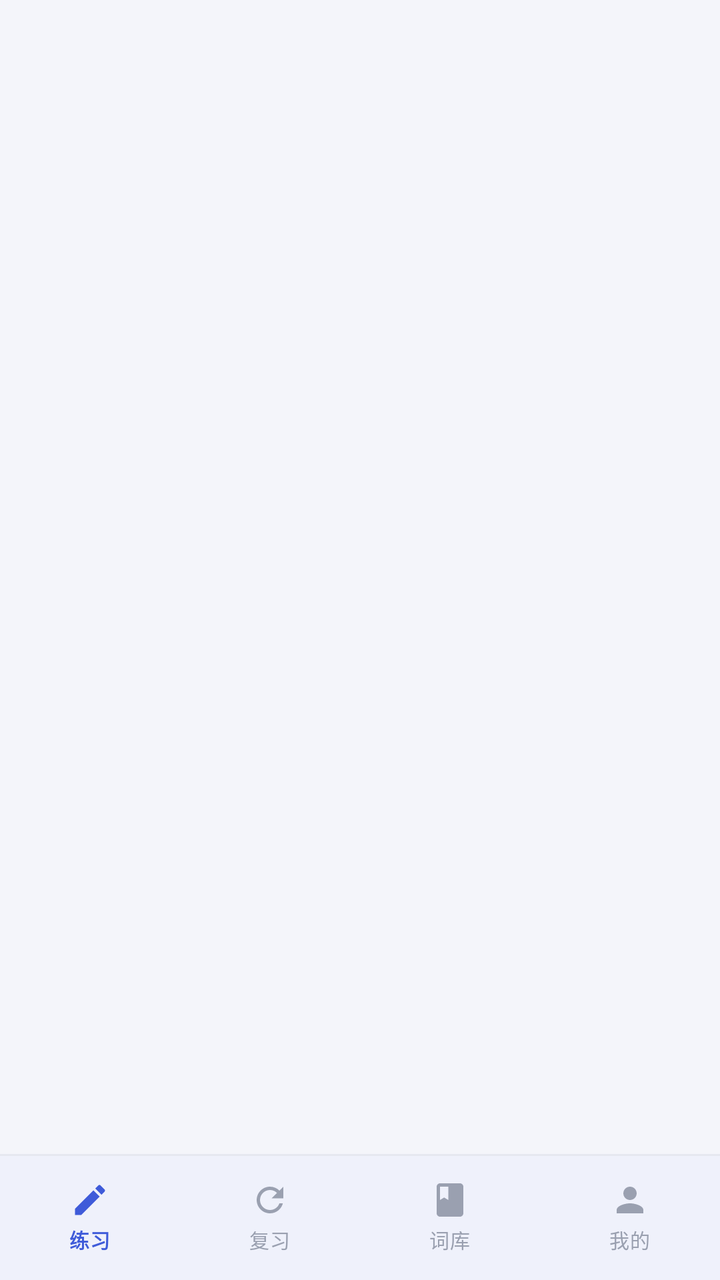
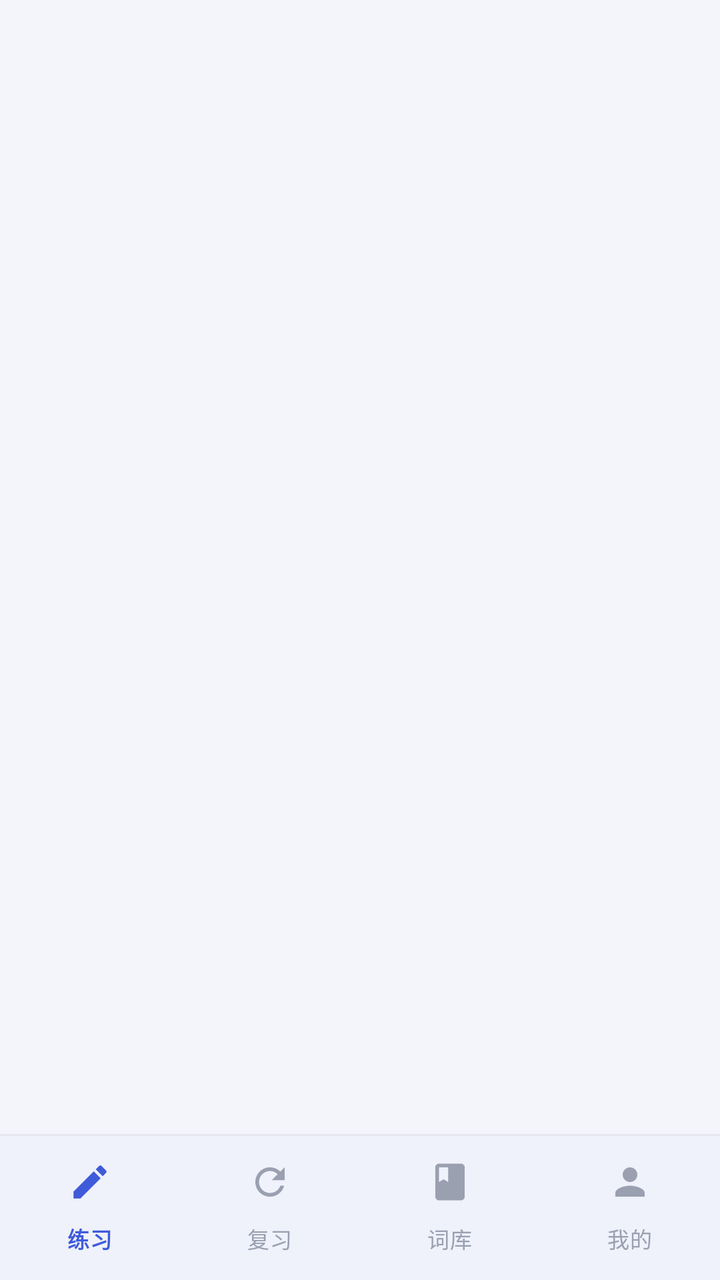

Screens rendered from an Android XML layout before and after an edit, with the pre-edit source and the edit as a unified diff.
<!-- AndroidManifest.xml: application theme Theme.WordDrill -->
<!-- res/layout/activity_main.xml -->
<?xml version="1.0" encoding="utf-8"?>
<LinearLayout xmlns:android="http://schemas.android.com/apk/res/android"
    xmlns:app="http://schemas.android.com/apk/res-auto"
    android:id="@+id/root"
    android:layout_width="match_parent"
    android:layout_height="match_parent"
    android:background="@color/bg"
    android:orientation="vertical">

    <FrameLayout
        android:id="@+id/fragmentContainer"
        android:layout_width="match_parent"
        android:layout_height="0dp"
        android:layout_weight="1" />

    <View
        android:layout_width="match_parent"
        android:layout_height="1dp"
        android:background="@color/divider" />

    <com.google.android.material.bottomnavigation.BottomNavigationView
        android:id="@+id/bottomNav"
        style="@style/Widget.Material3.BottomNavigationView"
        android:layout_width="match_parent"
        android:layout_height="62dp"
        android:background="@color/surface"
        app:itemActiveIndicatorStyle="@style/Widget.WordDrill.BottomNav.ActiveIndicator"
        app:itemIconSize="20dp"
        app:itemIconTint="@color/nav_item"
        app:itemTextAppearanceActive="@style/TextAppearance.WordDrill.NavLabel"
        app:itemTextAppearanceInactive="@style/TextAppearance.WordDrill.NavLabel"
        app:itemTextColor="@color/nav_item"
        app:labelVisibilityMode="labeled"
        app:menu="@menu/menu_bottom" />
</LinearLayout>
<!-- resources referenced by this layout -->
<resources>
  <color name="bg">#F4F5FA</color>
  <color name="divider">#E6E8F0</color>
  <color name="surface">#FFFFFF</color>
  <style name="TextAppearance.WordDrill.NavLabel" parent="TextAppearance.Material3.LabelMedium">
          <item name="android:textSize">10sp</item>
      </style>
  <style name="Widget.WordDrill.BottomNav.ActiveIndicator" parent="Widget.Material3.BottomNavigationView.ActiveIndicator">
          <item name="android:color">@color/brand_soft</item>
      </style>
  <style name="Theme.WordDrill" parent="Theme.Material3.DayNight.NoActionBar">
          <item name="colorPrimary">@color/brand</item>
          <item name="colorOnPrimary">@color/white</item>
          <item name="colorPrimaryContainer">@color/brand_container</item>
          <item name="colorOnPrimaryContainer">@color/brand_dark</item>
          <item name="colorSecondary">@color/accent</item>
          <item name="colorSurface">@color/surface</item>
          <item name="android:colorBackground">@color/bg</item>
          <item name="android:windowBackground">@color/bg</item>
          <item name="android:statusBarColor">@color/bg</item>
          <item name="android:navigationBarColor">@color/bg</item>
          <item name="android:windowLightStatusBar">@bool/light_status_bar</item>
      </style>
  <color name="brand_soft">#ECF0FF</color>
  <color name="brand">#3F5BD9</color>
  <color name="white">#FFFFFF</color>
  <color name="brand_container">#E4E9FF</color>
  <color name="brand_dark">#1D2B6B</color>
  <color name="accent">#F2A03D</color>
</resources>

<!-- the commit's change to res/layout/activity_main.xml (unified diff, before → after) -->
@@ -22,10 +22,10 @@
         android:id="@+id/bottomNav"
         style="@style/Widget.Material3.BottomNavigationView"
         android:layout_width="match_parent"
-        android:layout_height="62dp"
+        android:layout_height="72dp"
         android:background="@color/surface"
         app:itemActiveIndicatorStyle="@style/Widget.WordDrill.BottomNav.ActiveIndicator"
-        app:itemIconSize="20dp"
+        app:itemIconSize="22dp"
         app:itemIconTint="@color/nav_item"
         app:itemTextAppearanceActive="@style/TextAppearance.WordDrill.NavLabel"
         app:itemTextAppearanceInactive="@style/TextAppearance.WordDrill.NavLabel"
<!-- resource entries referenced after the edit -->
@@ -4,7 +4,7 @@
   <color name="divider">#E6E8F0</color>
   <color name="surface">#FFFFFF</color>
   <style name="TextAppearance.WordDrill.NavLabel" parent="TextAppearance.Material3.LabelMedium">
-          <item name="android:textSize">10sp</item>
+          <item name="android:textSize">11sp</item>
       </style>
   <style name="Widget.WordDrill.BottomNav.ActiveIndicator" parent="Widget.Material3.BottomNavigationView.ActiveIndicator">
           <item name="android:color">@color/brand_soft</item>
